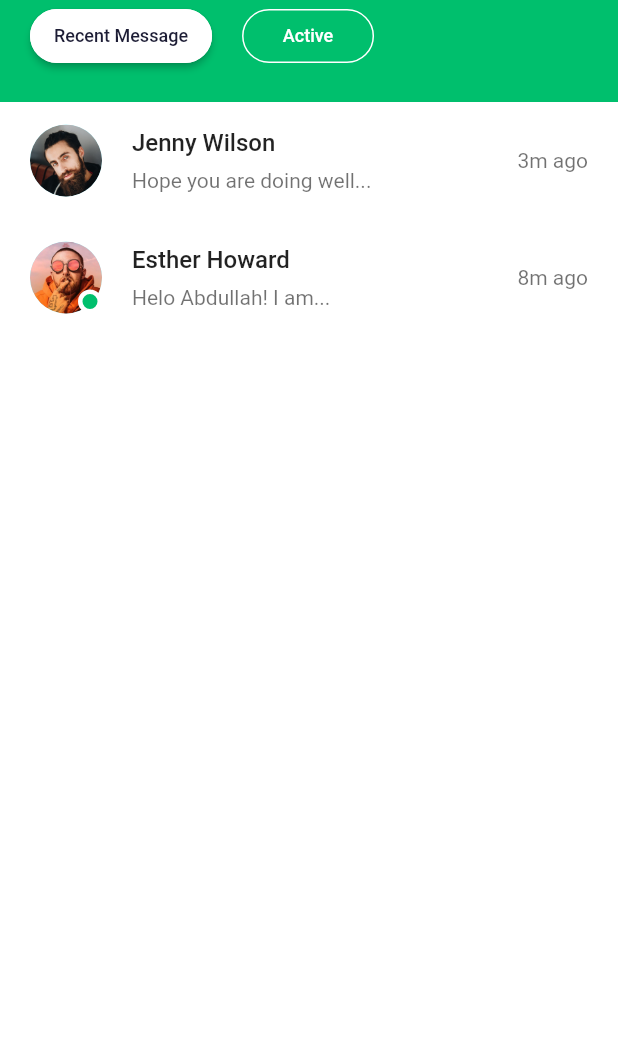
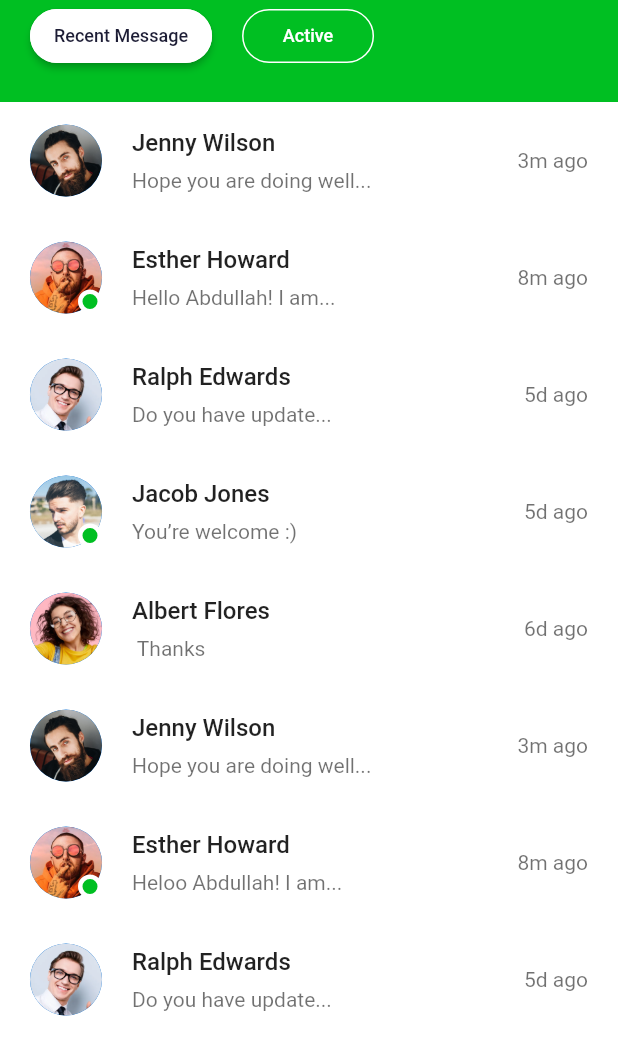
Before and after one commit to home-22/Chat-Messaging-App, a Flutter app: the Body widget shown alone on an empty page, opened directly, on a phone screen of 412 x 824 dp. Shown: the top 1055 px of the screen. Run offline on Flutter 3.47's test engine with Material 2 defaults, Android fonts, the phone set to English and light mode, and no system bars.

Commit message:
Chat-Messaging-App

```diff
--- a/lib/components/filled_outline_button.dart
+++ b/lib/components/filled_outline_button.dart
@@ -1,4 +1,4 @@
-import 'package:chat/constants.dart';
+import '../constants.dart';
 import 'package:flutter/material.dart';
 
 class FillOutlineButton extends StatelessWidget {
--- a/lib/components/primary_button.dart
+++ b/lib/components/primary_button.dart
@@ -10,6 +10,7 @@ class PrimaryButton extends StatelessWidget {
   }) : super(key: key);
   final String text;
   final VoidCallback press;
+  // ignore: prefer_typing_uninitialized_variables
   final color;
 
   @override
--- a/lib/constants.dart
+++ b/lib/constants.dart
@@ -1,9 +1,9 @@
 import 'package:flutter/material.dart';
 
-const kPrimaryColor = Color(0xFF00BF6D);
+const kPrimaryColor = Color(0xFF00BF22);
 const kSecondaryColor = Color(0xFFFE9901);
 const kContentColorLightTheme = Color(0xFF1D1D35);
-const kContentColorDarkTheme = Color(0xFFF5FCF9);
+//const kContentColorDarkTheme = Color(0xFFF5FCF9);
 const kWarninngColor = Color(0xFFF3BB1C);
 const kErrorColor = Color(0xFFF03738);
 
--- a/lib/main.dart
+++ b/lib/main.dart
@@ -16,7 +16,6 @@ class MyApp extends StatelessWidget {
       debugShowCheckedModeBanner: false,
       theme: ThemeData(
         scaffoldBackgroundColor: Colors.white,
-        primarySwatch: Colors.cyan,
       ),
       home: const WelcomeScreen(),
     );
--- a/lib/models/Chat.dart
+++ b/lib/models/Chat.dart
@@ -13,17 +13,59 @@ class Chat {
 
 List chatsData = [
   Chat(
-    name: 'Jenny Wilson',
-    lastMessage: 'Hope you are doing well...',
-    image: 'assets/images/user.png',
-    time: '3m ago',
+    name: "Jenny Wilson",
+    lastMessage: "Hope you are doing well...",
+    image: "assets/images/user.png",
+    time: "3m ago",
     isActive: false,
   ),
   Chat(
-    name: 'Esther Howard',
-    lastMessage: 'Helo Abdullah! I am...',
-    image: 'assets/images/user_2.png',
-    time: '8m ago',
+    name: "Esther Howard",
+    lastMessage: "Hello Abdullah! I am...",
+    image: "assets/images/user_2.png",
+    time: "8m ago",
     isActive: true,
   ),
+  Chat(
+    name: "Ralph Edwards",
+    lastMessage: "Do you have update...",
+    image: "assets/images/user_3.png",
+    time: "5d ago",
+    isActive: false,
+  ),
+  Chat(
+    name: "Jacob Jones",
+    lastMessage: "You’re welcome :)",
+    image: "assets/images/user_4.png",
+    time: "5d ago",
+    isActive: true,
+  ),
+  Chat(
+    name: "Albert Flores",
+    lastMessage: " Thanks",
+    image: "assets/images/user_5.png",
+    time: "6d ago",
+    isActive: false,
+  ),
+  Chat(
+    name: "Jenny Wilson",
+    lastMessage: "Hope you are doing well...",
+    image: "assets/images/user.png",
+    time: "3m ago",
+    isActive: false,
+  ),
+  Chat(
+    name: "Esther Howard",
+    lastMessage: "Heloo Abdullah! I am...",
+    image: "assets/images/user_2.png",
+    time: "8m ago",
+    isActive: true,
+  ),
+  Chat(
+    name: "Ralph Edwards",
+    lastMessage: "Do you have update...",
+    image: "assets/images/user_3.png",
+    time: "5d ago",
+    isActive: false,
+  ),
 ];
--- a/lib/models/ChatMessage.dart
+++ b/lib/models/ChatMessage.dart
@@ -22,4 +22,46 @@ List demChatMessages = [
     messageStatus: MessageStatus.viewed,
     isSender: false,
   ),
+  ChatMessage(
+    text: 'Helo, How are you?',
+    messageType: ChatMessageType.text,
+    messageStatus: MessageStatus.viewed,
+    isSender: true,
+  ),
+  ChatMessage(
+    text: '',
+    messageType: ChatMessageType.audio,
+    messageStatus: MessageStatus.viewed,
+    isSender: false,
+  ),
+  ChatMessage(
+    text: '',
+    messageType: ChatMessageType.video,
+    messageStatus: MessageStatus.viewed,
+    isSender: true,
+  ),
+  ChatMessage(
+    text: 'Error happend',
+    messageType: ChatMessageType.text,
+    messageStatus: MessageStatus.not_sent,
+    isSender: true,
+  ),
+  ChatMessage(
+    text: 'Helo, How are you?',
+    messageType: ChatMessageType.text,
+    messageStatus: MessageStatus.viewed,
+    isSender: true,
+  ),
+  ChatMessage(
+    text: 'This looks great man!!',
+    messageType: ChatMessageType.text,
+    messageStatus: MessageStatus.viewed,
+    isSender: false,
+  ),
+  ChatMessage(
+    text: 'Glad you like it',
+    messageType: ChatMessageType.text,
+    messageStatus: MessageStatus.not_view,
+    isSender: true,
+  ),
 ];
--- a/lib/screens/chats/components/body.dart
+++ b/lib/screens/chats/components/body.dart
@@ -1,7 +1,6 @@
 import 'package:chat/components/filled_outline_button.dart';
 import 'package:chat/constants.dart';
 import 'package:chat/models/Chat.dart';
-import 'package:chat/screens/messages/messages_screen.dart';
 
 import 'package:flutter/material.dart';
 
@@ -15,12 +14,13 @@ class Body extends StatelessWidget {
     return Column(
       children: [
         Container(
-          padding: const EdgeInsets.fromLTRB(20, 0, 20, 20),
+          padding: const EdgeInsets.fromLTRB(
+              kDefaultPadding, 0, kDefaultPadding, kDefaultPadding),
           color: kPrimaryColor,
           child: Row(
             children: [
               FillOutlineButton(press: () {}, text: 'Recent Message'),
-              const SizedBox(width: 20),
+              const SizedBox(width: kDefaultPadding),
               FillOutlineButton(
                 press: () {},
                 text: 'Active',
@@ -31,17 +31,11 @@ class Body extends StatelessWidget {
         ),
         Expanded(
           child: ListView.builder(
-            itemCount: chatsData.length,
-            itemBuilder: (context, index) => ChatCard(
-              chat: chatsData[index],
-              press: () => Navigator.push(
-                context,
-                MaterialPageRoute(
-                  builder: (context) => const MessagesScreen(),
-                ),
-              ),
-            ),
-          ),
+              itemCount: chatsData.length,
+              itemBuilder: (context, index) => ChatCard(
+                    chat: chatsData[index],
+                    press: () {},
+                  )),
         ),
       ],
     );
--- a/lib/screens/chats/components/chat_card.dart
+++ b/lib/screens/chats/components/chat_card.dart
@@ -1,6 +1,7 @@
-import 'package:chat/constants.dart';
-import 'package:chat/models/chat.dart';
+import 'package:chat/models/Chat.dart';
 import 'package:flutter/material.dart';
+
+import '../../../constants.dart';
 
 class ChatCard extends StatelessWidget {
   const ChatCard({
@@ -17,8 +18,8 @@ class ChatCard extends StatelessWidget {
     return InkWell(
       onTap: press,
       child: Padding(
-        padding:
-            const EdgeInsets.symmetric(horizontal: 20, vertical: 20 * 0.75),
+        padding: const EdgeInsets.symmetric(
+            horizontal: kDefaultPadding, vertical: kDefaultPadding * 0.75),
         child: Row(
           children: [
             Stack(
@@ -47,7 +48,8 @@ class ChatCard extends StatelessWidget {
             ),
             Expanded(
               child: Padding(
-                padding: const EdgeInsets.symmetric(horizontal: 20),
+                padding:
+                    const EdgeInsets.symmetric(horizontal: kDefaultPadding),
                 child: Column(
                   crossAxisAlignment: CrossAxisAlignment.start,
                   children: [
--- a/lib/screens/messages/components/message.dart
+++ b/lib/screens/messages/components/message.dart
@@ -5,6 +5,6 @@ class Message extends StatelessWidget {
 
   @override
   Widget build(BuildContext context) {
-    return Scaffold();
+    return const Scaffold();
   }
 }
```
Also changed, not shown: lib/screens/chats/chat_screen.dart (deleted, +0 -30 lines), lib/screens/chats/chats_screen.dart (added, +68 -0 lines), lib/screens/messages/components/body.dart (+4 -4 lines), lib/screens/messages/components/chat_input_field.dart (added, +25 -0 lines), lib/screens/messages/messages_screen.dart (+34 -6 lines), lib/screens/signinOrSingUp/signin_or_signup_screen.dart (+6 -1 lines).
